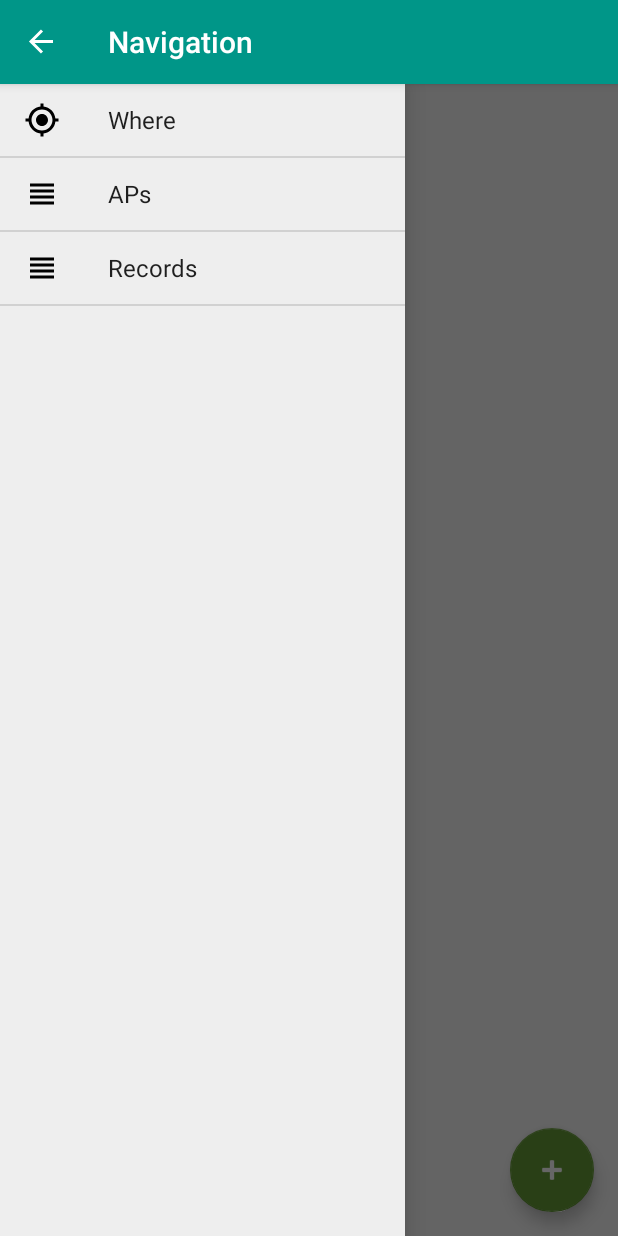
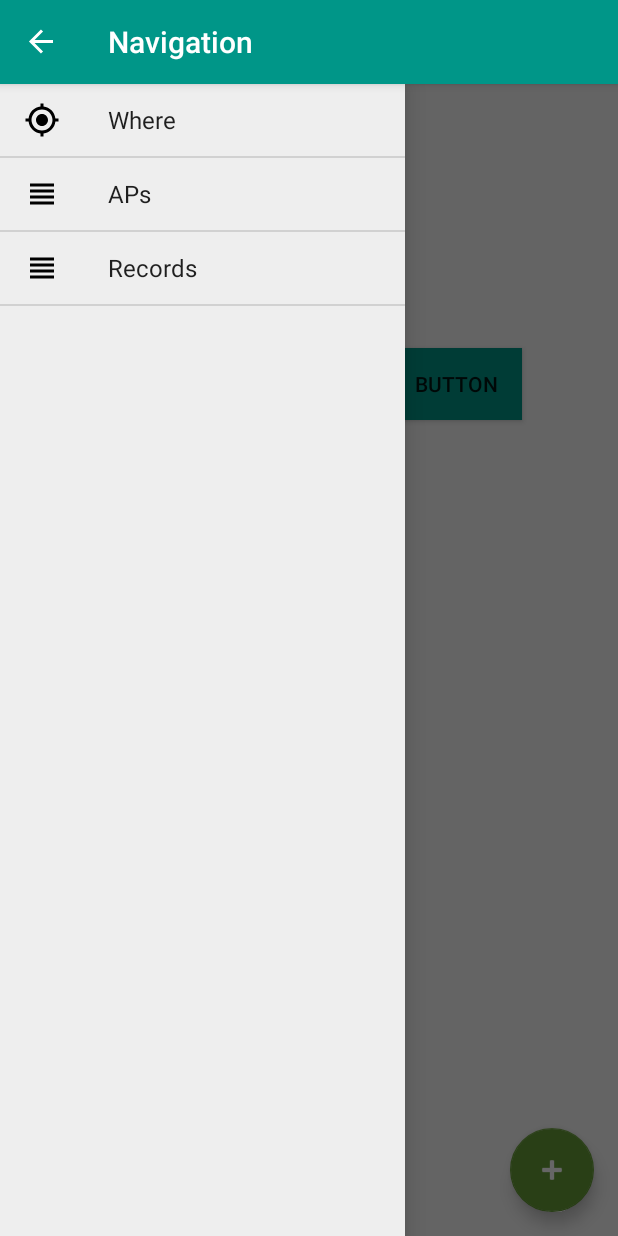
Before and after one commit to Modac/WifiTracker, an Android app: the screen it shows after launch (MainActivity), with the side drawer open, on a phone screen of 412 x 824 dp. Run offline under Robolectric (Android 15) with nearby library versions, the phone set to English and light mode, and no system bars.

```diff
--- a/app/src/main/java/com/modac/wifitracker/logic/Strings.java
+++ b/app/src/main/java/com/modac/wifitracker/logic/Strings.java
@@ -3,6 +3,7 @@ package com.modac.wifitracker.logic;
 /**
  * Created by Pascal Goldbrunner
  */
+@Deprecated
 class Strings {
 
     static final String TR_SERIALIZE_FIELD_SPACER = "_=_";
--- a/app/src/main/java/com/modac/wifitracker/logic/WifiApRecord.java
+++ b/app/src/main/java/com/modac/wifitracker/logic/WifiApRecord.java
@@ -14,7 +14,6 @@ class WifiApRecord {
     private String SSID;
     //private String frequency;
     private List<Integer> levels;
-
 
     private WifiApRecord(@SuppressWarnings("SameParameterValue") boolean active, String BSSID, String SSID, List<Integer> levels){
         this.active = active;
--- a/app/src/main/res/drawable/button.xml
+++ b/app/src/main/res/drawable/button.xml
@@ -1,11 +1,10 @@
 <?xml version="1.0" encoding="utf-8"?>
 <selector xmlns:android="http://schemas.android.com/apk/res/android">
     <item android:state_pressed="true">
-        <inset xmlns:android="http://schemas.android.com/apk/res/android"
-            android:insetLeft="4dp"
-            android:insetTop="6dp"
-            android:insetRight="4dp"
-            android:insetBottom="6dp">
+        <layer-list>
+            <item android:drawable="@android:drawable/dialog_holo_light_frame" />
+            <item>
+                <inset xmlns:android="http://schemas.android.com/apk/res/android">
                     <shape android:shape="rectangle">
                         <corners android:radius="2dp" />
                         <solid android:color="@color/colorAccentHighlight" />
@@ -16,5 +15,7 @@
                     </shape>
                 </inset>
             </item>
+        </layer-list>
+    </item>
     <item android:drawable="@drawable/button_inset" />
 </selector>
--- a/app/src/main/res/layout/fragment_where.xml
+++ b/app/src/main/res/layout/fragment_where.xml
@@ -38,4 +38,14 @@
             android:layout_margin="10dp"
             android:background="@drawable/button" />
 
+     <Button
+         android:text="Button"
+         android:layout_width="wrap_content"
+         android:layout_height="wrap_content"
+         android:layout_alignTop="@+id/whereButton"
+         android:layout_toRightOf="@+id/whereButton"
+         android:layout_toEndOf="@+id/whereButton"
+         android:id="@+id/button"
+         android:background="@color/colorPrimary" />
+
  </RelativeLayout>
--- a/app/src/main/res/values/colors.xml
+++ b/app/src/main/res/values/colors.xml
@@ -6,5 +6,5 @@
     <color name="windowBackground">#FFFFFF</color>
     <color name="navigationBarColor">#000000</color>
     <color name="colorAccent">#689F38</color>
-    <color name="colorAccentHighlight">#4f792b</color>
+    <color name="colorAccentHighlight">#679c39</color>
 </resources>
```
Also changed, not shown: app/src/main/java/com/modac/wifitracker/logic/TrackManager.java (+0 -24 lines), app/src/main/res/drawable/elevation_test.xml (added, +37 -0 lines), 1 other file. Lines whose indentation alone changed are shown as unchanged.
